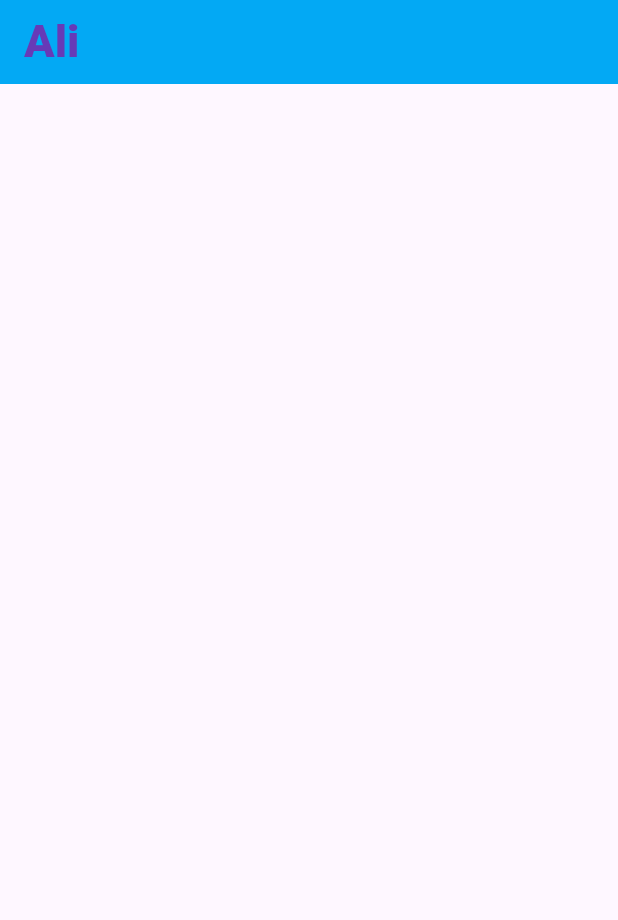
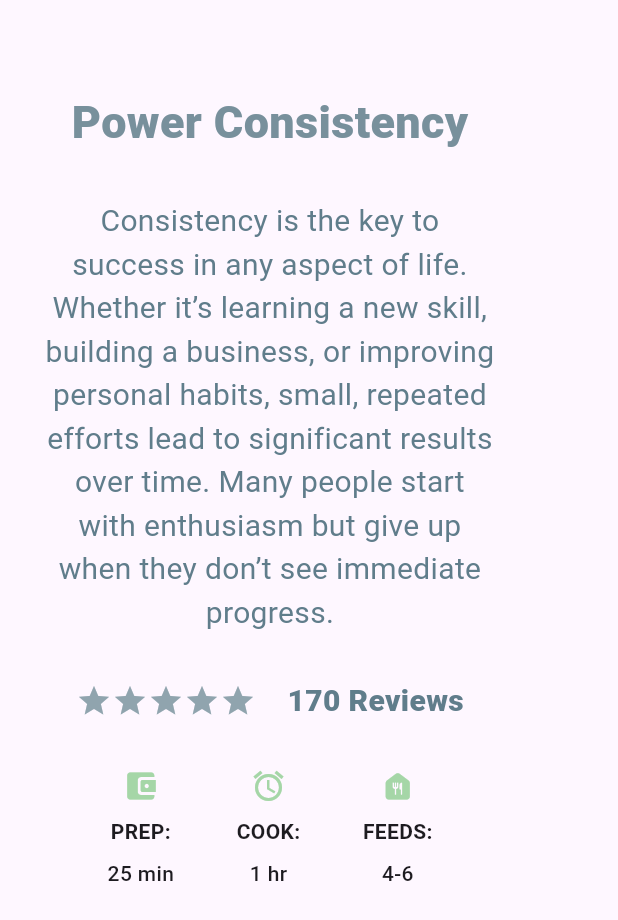
Before and after one commit to ahmedsalem2002m/IEEE-CS-MOBILE, a Flutter app: the screen it shows after launch, on a phone screen of 412 x 824 dp. Shown: the top 920 px of the screen. Run offline on Flutter 3.47's test engine with Material 3 defaults, Android fonts, the phone set to English and light mode, and no system bars.

Commit message:
Done task_1 Flutter

```diff
--- a/examble_1_flutter/lib/main.dart
+++ b/examble_1_flutter/lib/main.dart
@@ -11,15 +11,126 @@ class MyApp extends StatelessWidget {
   Widget build(BuildContext context) {
     return MaterialApp(
       home: Scaffold(
-        appBar: AppBar(
-          backgroundColor: Colors.lightBlue,
-          title: Text(
-            "Ali",
-            style: TextStyle(
-              fontWeight: FontWeight.w900,
-              fontSize: 30,
-              color: Colors.deepPurple
-            ),
+        body: Container(
+          width: 300,
+          margin: EdgeInsets.all(30),
+          child: Column(
+            crossAxisAlignment: CrossAxisAlignment.center,
+            children: [
+              SizedBox(height: 30),
+              Text(
+                "Power Consistency",
+                maxLines: 1,
+                overflow: TextOverflow.ellipsis,
+                style: TextStyle(
+                  fontSize: 30,
+                  fontWeight: FontWeight.w900,
+                  color: Colors.blueGrey[400],
+                ),
+              ),
+              SizedBox(height: 30),
+              Text(
+                textAlign: TextAlign.center,
+                "Consistency is the key to success in any aspect of life. Whether it’s learning a new skill, building a business, or improving personal habits, small, repeated efforts lead to significant results over time. Many people start with enthusiasm but give up when they don’t see immediate progress.",
+                style: TextStyle(
+                  fontSize: 20,
+                  //fontWeight: FontWeight.w500,
+                  color: Colors.blueGrey,
+                ),
+              ),
+              SizedBox(height: 30),
+              Row(
+                mainAxisAlignment: MainAxisAlignment.spaceEvenly,
+                children: [
+                  Row(
+                    children: [
+                      Icon(Icons.star, color: Colors.blueGrey[300]),
+                      Icon(Icons.star, color: Colors.blueGrey[300]),
+                      Icon(Icons.star, color: Colors.blueGrey[300]),
+                      Icon(Icons.star, color: Colors.blueGrey[300]),
+                      Icon(Icons.star, color: Colors.blueGrey[300]),
+                    ],
+                  ),
+                  Text(
+                    "170 Reviews",
+                    style: TextStyle(
+                      fontSize: 20,
+                      fontWeight: FontWeight.w900,
+                      color: Colors.blueGrey,
+                    ),
+                  ),
+                ],
+              ),
+              SizedBox(height: 30),
+              Row(
+                mainAxisAlignment: MainAxisAlignment.spaceEvenly,
+                children: [
+                  Column(
+                    children: [
+                      Icon(
+                        Icons.account_balance_wallet_rounded,
+                        size: 24,
+                        color: Colors.green[200],
+                      ),
+                      SizedBox(height: 8),
+                      Text(
+                        "PREP:",
+                        style: TextStyle(fontWeight: FontWeight.w600),
+                      ),
+                      SizedBox(height: 8),
+                      Text(
+                          "25 min",
+                        style: TextStyle(
+                            fontWeight: FontWeight.w500
+                        ),
+                      ),
+                    ],
+                  ),
+                  Column(
+                    children: [
+                      Icon(
+                        Icons.access_alarm_sharp,
+                        size: 24,
+                        color: Colors.green[200],
+                      ),
+                      SizedBox(height: 8),
+                      Text(
+                        "COOK:",
+                        style: TextStyle(fontWeight: FontWeight.w600),
+                      ),
+                      SizedBox(height: 8),
+                      Text(
+                          "1 hr",
+                        style: TextStyle(
+                            fontWeight: FontWeight.w500
+                        ),
+                      ),
+                    ],
+                  ),
+                  Column(
+                    children: [
+                      Icon(
+                        Icons.food_bank_rounded,
+                        size: 24,
+                        color: Colors.green[200],
+                      ),
+                      SizedBox(height: 8),
+                      Text(
+                        "FEEDS:",
+                        style: TextStyle(fontWeight: FontWeight.w600),
+                      ),
+                      SizedBox(height: 8),
+                      Text(
+                          "4-6",
+                        style: TextStyle(
+                            fontWeight: FontWeight.w500
+                        ),
+                      ),
+                    ],
+                  ),
+                ],
+              ),
+            ],
           ),
         ),
       ),
```
